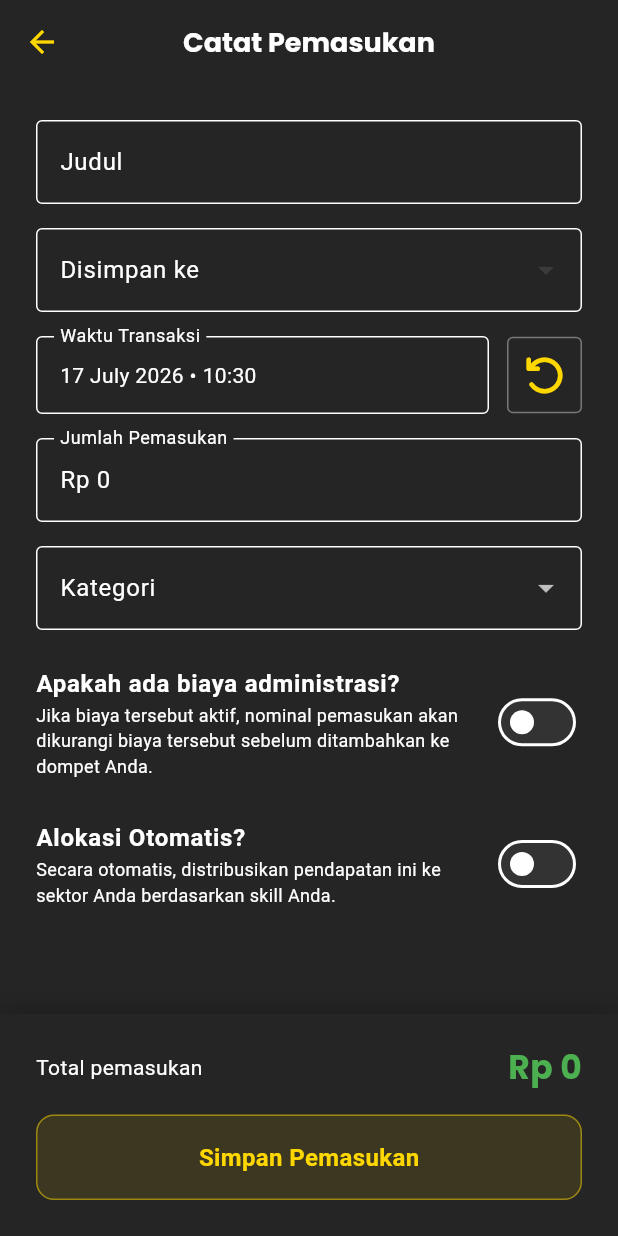
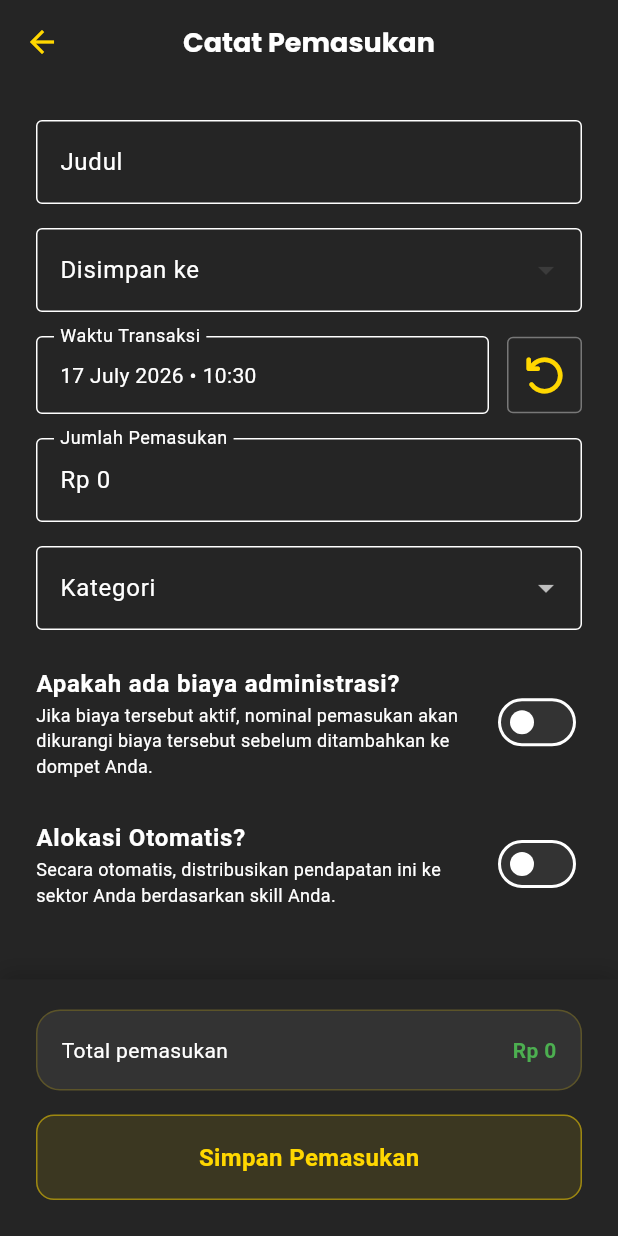
Before and after one commit to Anomali99/FinTale, a Flutter app: the IncomeScreen screen opened by its route, on a phone screen of 412 x 824 dp. Run offline on Flutter 3.47's test engine with Material 3 defaults, Android fonts, the light colour scheme and no system bars; our stand-ins replace decimal, file_picker, fl_chart, flutter_dotenv, flutter_local_notifications, flutter_svg and 11 more; missing offline and left inert: extension_google_sign_in_as_googleapis_auth, googleapis; accounts and stored records are empty.

Commit message:
add receivable screen ui with autocomplete

```diff
--- a/lib/core/constants/category_dict.dart
+++ b/lib/core/constants/category_dict.dart
@@ -54,6 +54,29 @@ class CategoryDict {
     ),
   );
 
+  static const CategoryModel lending = CategoryModel(
+    type: 'expense',
+    color: Colors.deepOrangeAccent,
+    terminology: TermModel(
+      normal: 'Memberi Pinjaman',
+      rpg: 'Pinjaman Petualang',
+    ),
+    icons: IconModel(
+      normal: FontAwesomeIcons.handHoldingDollar,
+      rpg: FontAwesomeIcons.coins,
+    ),
+  );
+
+  static const CategoryModel charity = CategoryModel(
+    type: 'expense',
+    color: Colors.cyan,
+    terminology: TermModel(normal: 'Amal & Donasi', rpg: 'Sumbangan Kuil'),
+    icons: IconModel(
+      normal: FontAwesomeIcons.handHoldingHeart,
+      rpg: FontAwesomeIcons.church,
+    ),
+  );
+
   static const CategoryModel utilities = CategoryModel(
     type: 'expense',
     color: Colors.blueAccent,
@@ -84,6 +107,19 @@ class CategoryDict {
     icons: IconModel(
       normal: FontAwesomeIcons.shop,
       rpg: FontAwesomeIcons.scaleBalanced,
+    ),
+  );
+
+  static const CategoryModel debtCollection = CategoryModel(
+    type: 'income',
+    color: Colors.teal,
+    terminology: TermModel(
+      normal: 'Pembayaran Piutang',
+      rpg: 'Penebusan Kontrak',
+    ),
+    icons: IconModel(
+      normal: FontAwesomeIcons.moneyCheckDollar,
+      rpg: FontAwesomeIcons.sackDollar,
     ),
   );
 
@@ -231,10 +267,13 @@ class CategoryDict {
     transport,
     entertainment,
     health,
+    lending,
+    charity,
     utilities,
     debtInstallment,
     salary,
     business,
+    debtCollection,
     dividend,
     transfer,
     lowRisk,
@@ -293,6 +332,10 @@ class CategoryDict {
         return entertainment;
       case TransactionCategory.health:
         return health;
+      case TransactionCategory.lending:
+        return lending;
+      case TransactionCategory.charity:
+        return charity;
       case TransactionCategory.utilities:
         return utilities;
       case TransactionCategory.debtInstallment:
@@ -301,6 +344,8 @@ class CategoryDict {
         return salary;
       case TransactionCategory.business:
         return business;
+      case TransactionCategory.debtCollection:
+        return debtCollection;
       case TransactionCategory.dividend:
         return dividend;
       case TransactionCategory.transfer:
--- a/lib/core/utils/enum_types.dart
+++ b/lib/core/utils/enum_types.dart
@@ -102,10 +102,13 @@ enum TransactionCategory {
   transport,
   entertainment,
   health,
+  lending,
+  charity,
   utilities,
   debtInstallment,
   salary,
   business,
+  debtCollection,
   dividend,
   transfer,
   lowRisk,
@@ -120,12 +123,15 @@ enum TransactionCategory {
     transport,
     entertainment,
     health,
+    lending,
+    charity,
     utilities,
   ];
 
   static List<TransactionCategory> get incomeCategories => [
     salary,
     business,
+    debtCollection,
     dividend,
   ];
 
--- a/lib/features/home/screens/income_screen.dart
+++ b/lib/features/home/screens/income_screen.dart
@@ -526,6 +526,15 @@ class _IncomeScreenState extends State<IncomeScreen> {
             ),
             const SizedBox(height: 8),
           ],
+          Container(
+            padding: const EdgeInsets.all(16),
+            decoration: BoxDecoration(
+              color: colorScheme.surfaceContainerHighest,
+              borderRadius: BorderRadius.circular(16),
+              border: Border.all(color: colorScheme.primary.withOpacity(0.2)),
+            ),
+            child: Column(
+              children: [
                 if (widget.isTransfer) ...[
                   Row(
                     mainAxisAlignment: MainAxisAlignment.spaceBetween,
@@ -536,25 +545,13 @@ class _IncomeScreenState extends State<IncomeScreen> {
                           isExpense: true,
                           isRpg: isRpg,
                         ),
-                  style: TextStyle(
-                    fontSize: 14,
-                    color: colorScheme.onSurfaceVariant,
+                        style: TextStyle(color: colorScheme.onSurfaceVariant),
                       ),
-                ),
-                const SizedBox(width: 16),
-                Flexible(
-                  child: FittedBox(
-                    fit: BoxFit.scaleDown,
-                    alignment: Alignment.centerRight,
-                    child: Text(
+                      Text(
                         NumberUtils.toIdr(_cleanAmount),
                         style: TextStyle(
-                        fontFamily: 'Poppins',
                           fontWeight: FontWeight.bold,
-                        fontSize: 22,
                           color: colorScheme.error,
-                      ),
-                    ),
                         ),
                       ),
                     ],
@@ -572,29 +569,21 @@ class _IncomeScreenState extends State<IncomeScreen> {
                         isExpense: false,
                         isRpg: isRpg,
                       ),
-                style: TextStyle(
-                  fontSize: 14,
-                  color: colorScheme.onSurfaceVariant,
+                      style: TextStyle(color: colorScheme.onSurfaceVariant),
                     ),
-              ),
-              const SizedBox(width: 16),
-              Flexible(
-                child: FittedBox(
-                  fit: BoxFit.scaleDown,
-                  alignment: Alignment.centerRight,
-                  child: Text(
+                    Text(
                       NumberUtils.toIdr(_cleanAmount - _cleanFee),
                       style: TextStyle(
-                      fontFamily: 'Poppins',
                         fontWeight: FontWeight.bold,
-                      fontSize: 22,
                         color: AppColors.getSuccess(context),
-                    ),
-                  ),
                       ),
                     ),
                   ],
                 ),
+              ],
+            ),
+          ),
+
           const SizedBox(height: 16),
           CustomButton(
             title: widget.isTransfer
```
Also changed, not shown: lib/controllers/bill_controller.dart (+27 -1 lines), lib/features/bills/screens/add_receivable_screen.dart (added, +495 -0 lines), lib/features/bills/screens/bills_screen.dart (+24 -3 lines), lib/fintale_app.dart (+8 -0 lines). Lines whose indentation alone changed are shown as unchanged.
